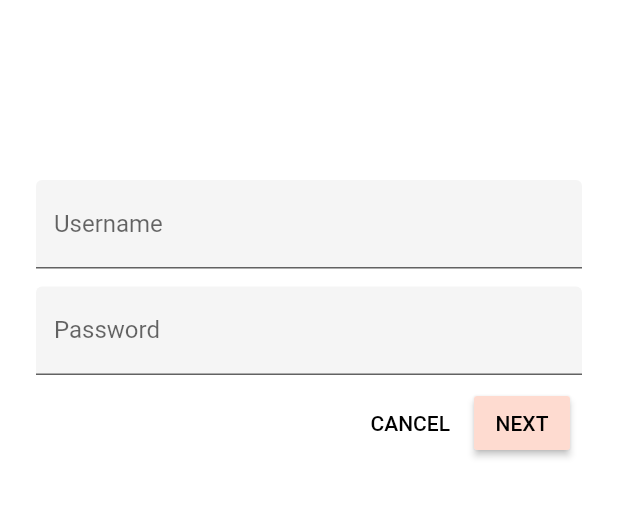
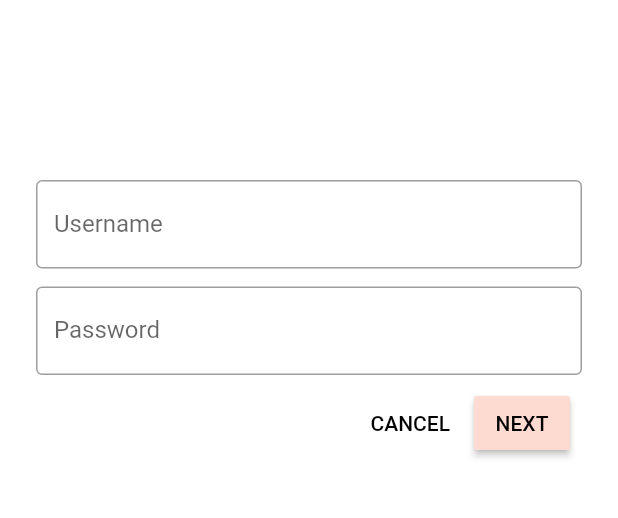
Before and after one commit to Xuffasch/flutter_shrine, a Flutter app: the screen it shows after launch, on a phone screen of 412 x 824 dp, the part 219-737 px from its top. Run offline on Flutter 3.47's test engine with Material 2 defaults, Android fonts, the phone set to English and light mode, and no system bars; Roboto replaces fonts that are missing (Rubik).

Commit message:
Add login text field theme

```diff
--- a/mdc_100_series/lib/app.dart
+++ b/mdc_100_series/lib/app.dart
@@ -39,6 +39,10 @@ ThemeData _buildShrineTheme() {
 
     primaryIconTheme: base.iconTheme.copyWith(
       color: kShrineBrown900,
+    ),
+
+    inputDecorationTheme: InputDecorationTheme(
+      border: OutlineInputBorder(),
     ),
   );
 }
--- a/mdc_100_series/lib/login.dart
+++ b/mdc_100_series/lib/login.dart
@@ -13,6 +13,7 @@
 // limitations under the License.
 
 import 'package:flutter/material.dart';
+import 'colors.dart';
 
 class LoginPage extends StatefulWidget {
   @override
@@ -44,21 +45,25 @@ class _LoginPageState extends State<LoginPage> {
             // TODO: Remove filled: true values (103)
             // TODO: Wrap Password with AccentColorOverride (103)
             // TODO: Add TextField widgets (101)
-            TextField(
+            AccentColorOverride(
+              color: kShrineBrown900,
+              child: TextField(
                 controller: _usernameController,
                 decoration: InputDecoration(
-                filled: true,
                   labelText: 'Username',
                 ),
               ),
+            ),
             SizedBox(height: 12.0),
-            TextField(
+            AccentColorOverride(
+              color: kShrineBrown900,
+              child: TextField(
                 controller: _passwordController,
                 decoration: InputDecoration(
-                filled: true,
                   labelText: 'Password',
                 ),
                 obscureText: true,
+              ),
             ),
             // TODO: Add button bar (101)
             ButtonBar(
@@ -86,3 +91,21 @@ class _LoginPageState extends State<LoginPage> {
 }
 
 // TODO: Add AccentColorOverride (103)
+class AccentColorOverride extends StatelessWidget {
+  final Color color;
+  final Widget child;
+
+  const AccentColorOverride({Key key, this.color, this.child})
+      : super(key: key);
+
+  @override
+  Widget build(BuildContext context) {
+    return Theme(
+      child: child,
+      data: Theme.of(context).copyWith(
+        accentColor: color,
+        brightness: Brightness.dark,
+      ),
+    );
+  }
+}
```
Lines whose indentation alone changed are shown as unchanged.
